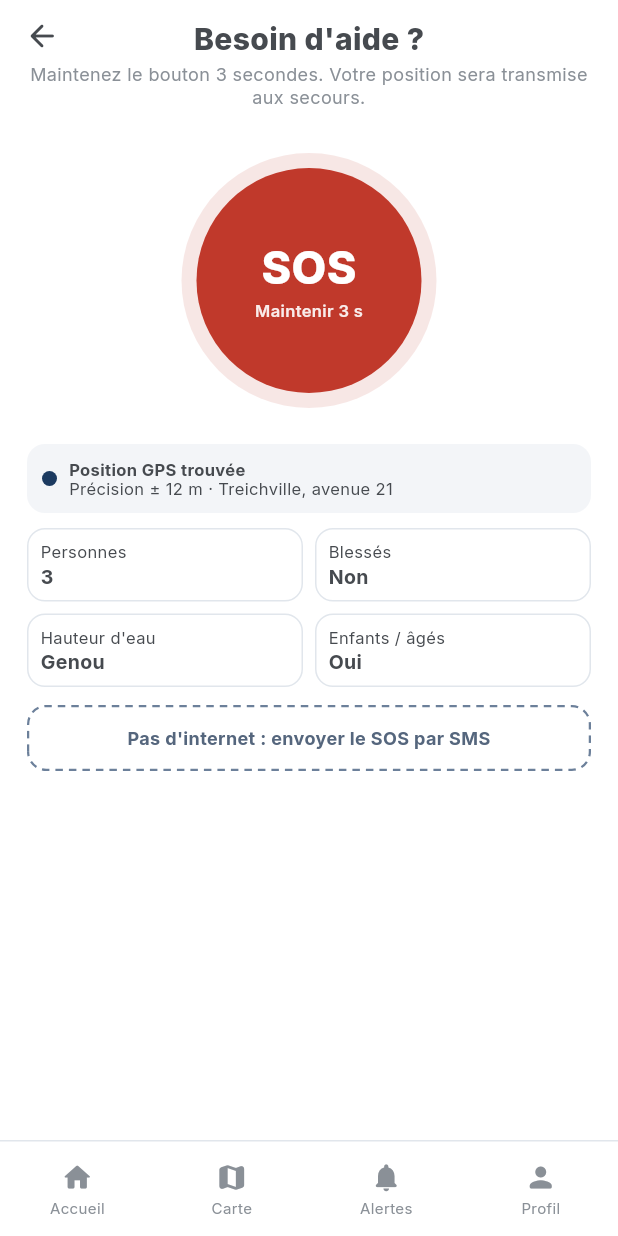
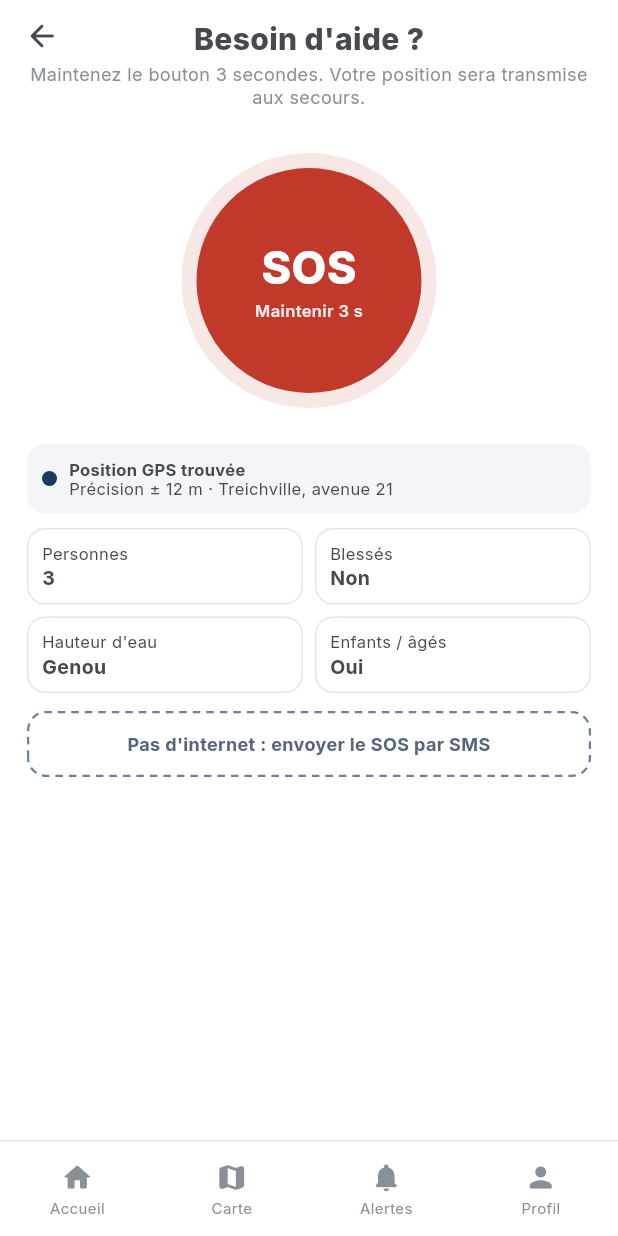
Before and after one commit to knourdeen44/hydrotic-ci, a Flutter app: the SosScreen screen opened by its route, on a phone screen of 412 x 824 dp. Run offline on Flutter 3.47's test engine with Material 3 defaults, Android fonts, the phone set to English and light mode, and no system bars; our stand-ins replace flutter_riverpod, go_router.

Commit message:
ui(mobile): bordures 1 px comptées dans la hauteur (options SOS, accès rapide)
Co-Authored-By: Claude Opus 5.5 <noreply@anthropic.com>

```diff
--- a/mobile/lib/screens/sos/sos_options.dart
+++ b/mobile/lib/screens/sos/sos_options.dart
@@ -111,7 +111,8 @@ class _Option extends StatelessWidget {
             onTap: onTap,
             customBorder: shape,
             child: Padding(
-              padding: const EdgeInsets.all(9),
+              // 9 px du prototype + 1 px de bordure (comptée dans la hauteur en CSS).
+              padding: const EdgeInsets.all(10),
               child: Column(
                 crossAxisAlignment: CrossAxisAlignment.start,
                 children: [
--- a/mobile/lib/widgets/quick_actions.dart
+++ b/mobile/lib/widgets/quick_actions.dart
@@ -55,7 +55,8 @@ class _Action extends StatelessWidget {
           onTap: onTap,
           customBorder: shape,
           child: Padding(
-            padding: const EdgeInsets.symmetric(vertical: 10, horizontal: 6),
+            // 10 / 6 px du prototype + 1 px de bordure (comptée dans la hauteur en CSS).
+            padding: const EdgeInsets.symmetric(vertical: 11, horizontal: 7),
             child: Column(
               children: [
                 // L'icône remplace le carré gris de 26 px du prototype.
```
